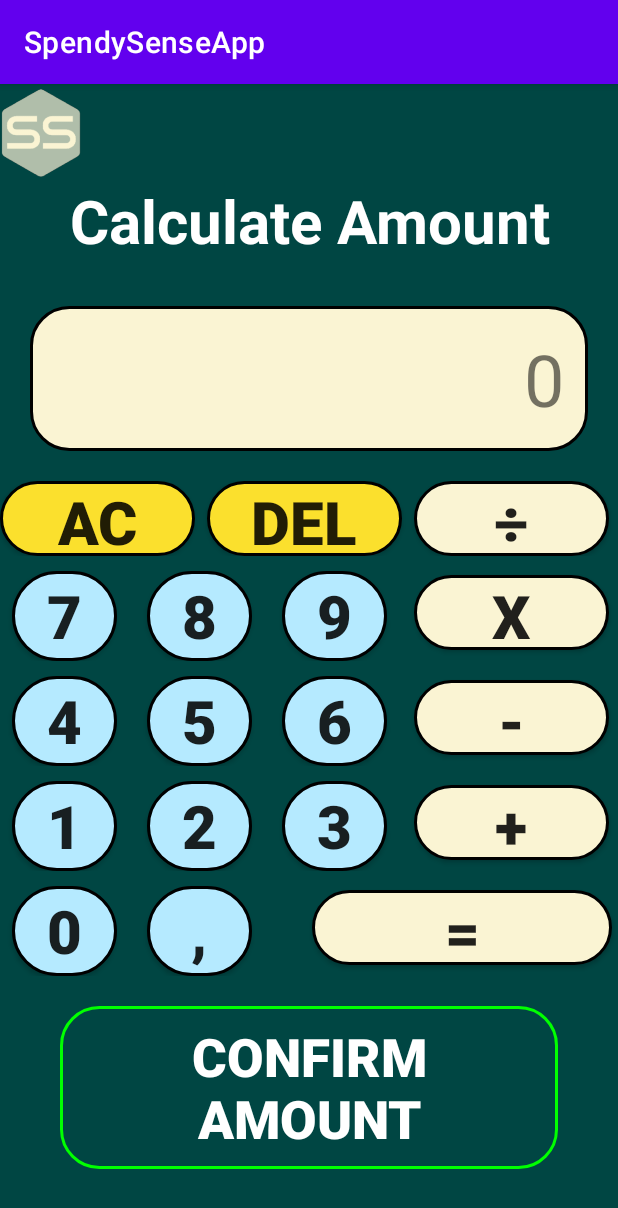
After one commit to ST10385543/SpendySenseApp, an Android app: the CalculatorActivity screen opened directly, with no data from a screen before it, on a phone screen of 412 x 824 dp. The commit adds this screen. Shown: the top 1208 px of the screen. Run offline under Robolectric (Android 15) with nearby library versions, the phone set to English and light mode, and no system bars.

Commit message:
CalcFront

```diff
--- /dev/null
+++ b/app/src/main/java/com/example/spendysenseapp/CalculatorActivity.kt
@@ -0,0 +1,20 @@
+package com.example.spendysenseapp
+
+import android.os.Bundle
+import androidx.activity.enableEdgeToEdge
+import androidx.appcompat.app.AppCompatActivity
+import androidx.core.view.ViewCompat
+import androidx.core.view.WindowInsetsCompat
+
+class CalculatorActivity : AppCompatActivity() {
+    override fun onCreate(savedInstanceState: Bundle?) {
+        super.onCreate(savedInstanceState)
+        enableEdgeToEdge()
+        setContentView(R.layout.activity_calculator)
+        ViewCompat.setOnApplyWindowInsetsListener(findViewById(R.id.main)) { v, insets ->
+            val systemBars = insets.getInsets(WindowInsetsCompat.Type.systemBars())
+            v.setPadding(systemBars.left, systemBars.top, systemBars.right, systemBars.bottom)
+            insets
+        }
+    }
+}
--- /dev/null
+++ b/app/src/main/res/drawable/round_num_button.xml
@@ -0,0 +1,8 @@
+<?xml version="1.0" encoding="utf-8"?>
+<shape xmlns:android="http://schemas.android.com/apk/res/android">
+    <corners android:radius="50dp" />
+    <stroke android:width="2dp" android:color="#000000" />
+
+    <!--- This is the background color -->
+    <solid android:color="#B5EAFF" />
+</shape>
--- /dev/null
+++ b/app/src/main/res/drawable/round_num_calc_buttons.xml
@@ -0,0 +1,8 @@
+<?xml version="1.0" encoding="utf-8"?>
+<shape xmlns:android="http://schemas.android.com/apk/res/android">
+    <corners android:radius="50dp" />
+    <stroke android:width="2dp" android:color="#000000" />
+
+    <!--- This is the background color -->
+    <solid android:color="#FBE02D" />
+</shape>
--- /dev/null
+++ b/app/src/main/res/drawable/rounded_calc_result.xml
@@ -0,0 +1,8 @@
+<?xml version="1.0" encoding="utf-8"?>
+<shape xmlns:android="http://schemas.android.com/apk/res/android">
+    <corners android:radius="25dp" />
+    <stroke android:width="2dp" android:color="#000000" />
+
+    <!--- This is the background color -->
+    <solid android:color="#FAF4D3" />
+</shape>
--- /dev/null
+++ b/app/src/main/res/drawable/rounded_calc_signs_buttons.xml
@@ -0,0 +1,8 @@
+<?xml version="1.0" encoding="utf-8"?>
+<shape xmlns:android="http://schemas.android.com/apk/res/android">
+    <corners android:radius="50dp" />
+    <stroke android:width="2dp" android:color="#000000" />
+
+    <!--- This is the background color -->
+    <solid android:color="#FAF4D3" />
+</shape>
--- /dev/null
+++ b/app/src/main/res/layout/activity_calculator.xml
@@ -0,0 +1,273 @@
+<?xml version="1.0" encoding="utf-8"?>
+<LinearLayout xmlns:android="http://schemas.android.com/apk/res/android"
+    xmlns:app="http://schemas.android.com/apk/res-auto"
+    xmlns:tools="http://schemas.android.com/tools"
+    android:id="@+id/main"
+    android:layout_width="match_parent"
+    android:layout_height="match_parent"
+    android:background="#004643"
+    android:orientation="vertical"
+    tools:context=".CalculatorActivity">
+
+    <ImageView
+        android:id="@+id/CalculatorLogo"
+        android:layout_width="54dp"
+        android:layout_height="64dp"
+        android:src="@drawable/spendysense_logo_png" />
+
+    <TextView
+        android:id="@+id/tvCalculator"
+        android:layout_width="match_parent"
+        android:layout_height="wrap_content"
+        android:gravity="center_horizontal"
+        android:text="Calculate Amount"
+        android:textColor="#FFFFFF"
+        android:textSize="40dp"
+        android:textStyle="bold"
+        android:layout_marginBottom="30dp"/>
+
+    <TextView
+        android:id="@+id/tvCalcResult"
+        android:layout_width="match_parent"
+        android:layout_height="wrap_content"
+        android:text="0"
+        android:textSize="48sp"
+        android:minHeight="80dp"
+        android:gravity="end|center_vertical"
+        android:padding="16dp"
+        android:background="@drawable/rounded_calc_result"
+        android:layout_marginLeft="20dp"
+        android:layout_marginRight="20dp"
+        android:layout_marginBottom="20dp"/>
+
+    <LinearLayout
+        android:layout_width="match_parent"
+        android:layout_height="wrap_content"
+        android:orientation="horizontal">
+
+        <androidx.appcompat.widget.AppCompatButton
+            android:id="@+id/btnAC"
+            android:layout_width="130dp"
+            android:layout_height="50dp"
+            android:background="@drawable/round_num_calc_buttons"
+            android:text="AC"
+            android:textSize="40sp"
+            android:textStyle="bold" />
+
+        <androidx.appcompat.widget.AppCompatButton
+            android:id="@+id/btnDel"
+            android:layout_width="130dp"
+            android:layout_height="50dp"
+            android:background="@drawable/round_num_calc_buttons"
+            android:text="DEL"
+            android:textSize="40sp"
+            android:textStyle="bold"
+            android:layout_marginLeft="8dp"/>
+
+        <androidx.appcompat.widget.AppCompatButton
+            android:id="@+id/btnDivide"
+            android:layout_width="130dp"
+            android:layout_height="50dp"
+            android:layout_marginLeft="8dp"
+            android:background="@drawable/rounded_calc_signs_buttons"
+            android:text="÷"
+            android:textSize="40sp"
+            android:textStyle="bold" />
+    </LinearLayout>
+
+    <LinearLayout
+        android:layout_width="match_parent"
+        android:layout_height="wrap_content"
+        android:orientation="horizontal"
+        android:layout_marginTop="10dp">
+
+        <androidx.appcompat.widget.AppCompatButton
+            android:id="@+id/btn7"
+            android:layout_width="70dp"
+            android:layout_height="60dp"
+            android:layout_marginLeft="8dp"
+            android:background="@drawable/round_num_button"
+            android:text="7"
+            android:textSize="40sp"
+            android:textStyle="bold" />
+
+        <androidx.appcompat.widget.AppCompatButton
+            android:id="@+id/btn8"
+            android:layout_width="70dp"
+            android:layout_height="60dp"
+            android:layout_marginLeft="20dp"
+            android:background="@drawable/round_num_button"
+            android:text="8"
+            android:textSize="40sp"
+            android:textStyle="bold"/>
+
+        <androidx.appcompat.widget.AppCompatButton
+            android:id="@+id/btn9"
+            android:layout_width="70dp"
+            android:layout_height="60dp"
+            android:layout_marginLeft="20dp"
+            android:background="@drawable/round_num_button"
+            android:text="9"
+            android:textSize="40sp"
+            android:textStyle="bold" />
+
+        <androidx.appcompat.widget.AppCompatButton
+            android:id="@+id/btnMultiply"
+            android:layout_width="130dp"
+            android:layout_height="50dp"
+            android:background="@drawable/rounded_calc_signs_buttons"
+            android:text="X"
+            android:textSize="40sp"
+            android:textStyle="bold"
+            android:layout_marginHorizontal="18dp"/>
+
+    </LinearLayout>
+
+    <LinearLayout
+        android:layout_width="match_parent"
+        android:layout_height="wrap_content"
+        android:orientation="horizontal"
+        android:layout_marginTop="10dp">
+
+        <androidx.appcompat.widget.AppCompatButton
+            android:id="@+id/btn4"
+            android:layout_width="70dp"
+            android:layout_height="60dp"
+            android:layout_marginLeft="8dp"
+            android:background="@drawable/round_num_button"
+            android:text="4"
+            android:textSize="40sp"
+            android:textStyle="bold" />
+
+        <androidx.appcompat.widget.AppCompatButton
+            android:id="@+id/btn5"
+            android:layout_width="70dp"
+            android:layout_height="60dp"
+            android:layout_marginLeft="20dp"
+            android:background="@drawable/round_num_button"
+            android:text="5"
+            android:textSize="40sp"
+            android:textStyle="bold"/>
+
+        <androidx.appcompat.widget.AppCompatButton
+            android:id="@+id/btn6"
+            android:layout_width="70dp"
+            android:layout_height="60dp"
+            android:layout_marginLeft="20dp"
+            android:background="@drawable/round_num_button"
+            android:text="6"
+            android:textSize="40sp"
+            android:textStyle="bold" />
+
+        <androidx.appcompat.widget.AppCompatButton
+            android:id="@+id/btnSubtract"
+            android:layout_width="130dp"
+            android:layout_height="50dp"
+            android:background="@drawable/rounded_calc_signs_buttons"
+            android:text="-"
+            android:textSize="40sp"
+            android:textStyle="bold"
+            android:layout_marginHorizontal="18dp"/>
+
+    </LinearLayout>
+
+    <LinearLayout
+        android:layout_width="match_parent"
+        android:layout_height="wrap_content"
+        android:orientation="horizontal"
+        android:layout_marginTop="10dp">
+
+        <androidx.appcompat.widget.AppCompatButton
+            android:id="@+id/btn1"
+            android:layout_width="70dp"
+            android:layout_height="60dp"
+            android:layout_marginLeft="8dp"
+            android:background="@drawable/round_num_button"
+            android:text="1"
+            android:textSize="40sp"
+            android:textStyle="bold" />
+
+        <androidx.appcompat.widget.AppCompatButton
+            android:id="@+id/btn2"
+            android:layout_width="70dp"
+            android:layout_height="60dp"
+            android:layout_marginLeft="20dp"
+            android:background="@drawable/round_num_button"
+            android:text="2"
+            android:textSize="40sp"
+            android:textStyle="bold"/>
+
+        <androidx.appcompat.widget.AppCompatButton
+            android:id="@+id/btn3"
+            android:layout_width="70dp"
+            android:layout_height="60dp"
+            android:layout_marginLeft="20dp"
+            android:background="@drawable/round_num_button"
+            android:text="3"
+            android:textSize="40sp"
+            android:textStyle="bold" />
+
+        <androidx.appcompat.widget.AppCompatButton
+            android:id="@+id/btnAddition"
+            android:layout_width="130dp"
+            android:layout_height="50dp"
+            android:background="@drawable/rounded_calc_signs_buttons"
+            android:text="+"
+            android:textSize="40sp"
+            android:textStyle="bold"
+            android:layout_marginHorizontal="18dp"/>
+
+    </LinearLayout>
+
+    <LinearLayout
+        android:layout_width="match_parent"
+        android:layout_height="wrap_content"
+        android:orientation="horizontal"
+        android:layout_marginTop="10dp">
+
+        <androidx.appcompat.widget.AppCompatButton
+            android:id="@+id/btn0"
+            android:layout_width="70dp"
+            android:layout_height="60dp"
+            android:layout_marginLeft="8dp"
+            android:background="@drawable/round_num_button"
+            android:text="0"
+            android:textSize="40sp"
+            android:textStyle="bold" />
+
+        <androidx.appcompat.widget.AppCompatButton
+            android:id="@+id/btnComma"
+            android:layout_width="70dp"
+            android:layout_height="60dp"
+            android:layout_marginLeft="20dp"
+            android:background="@drawable/round_num_button"
+            android:text=","
+            android:textSize="40sp"
+            android:textStyle="bold"/>
+
+        <androidx.appcompat.widget.AppCompatButton
+            android:id="@+id/btnEquals"
+            android:layout_width="200dp"
+            android:layout_height="50dp"
+            android:background="@drawable/rounded_calc_signs_buttons"
+            android:text="="
+            android:textSize="40sp"
+            android:textStyle="bold"
+            android:layout_marginHorizontal="40dp"/>
+
+    </LinearLayout>
+
+    <androidx.appcompat.widget.AppCompatButton
+        android:id="@+id/btnCalculate"
+        android:layout_width="wrap_content"
+        android:layout_height="wrap_content"
+        android:background="@drawable/rounded_income_button"
+        android:text="CONFIRM AMOUNT"
+        android:textSize="35sp"
+        android:textStyle="bold"
+        android:textColor="#FFFFFF"
+        android:padding="10dp"
+        android:layout_marginTop="20dp"
+        android:layout_marginHorizontal="40dp"/>
+
+</LinearLayout>
--- a/app/src/main/res/layout/fragment_add_transaction.xml
+++ b/app/src/main/res/layout/fragment_add_transaction.xml
@@ -13,9 +13,9 @@
         android:orientation="vertical">
 
         <ImageView
-            android:id="@+id/imageView4"
-            android:layout_width="74dp"
-            android:layout_height="78dp"
+            android:id="@+id/imgCreateLogo"
+            android:layout_width="54dp"
+            android:layout_height="64dp"
             android:src="@drawable/spendysense_logo_png" />
 
         <TextView
```
Also changed, not shown: app/src/main/AndroidManifest.xml (+6 -7 lines).
